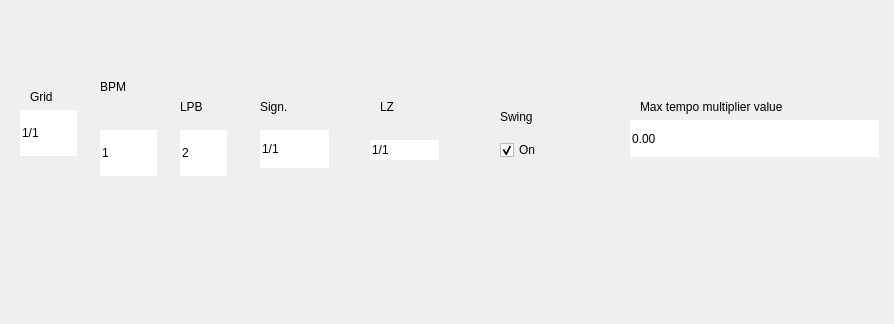
Old version of the form Qt/qt4_upperleft_widget.ui in the repository kmatheussen/radium.
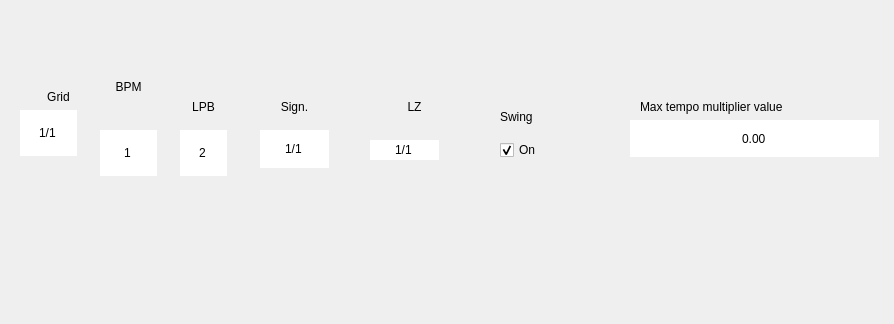
New version of the form. Custom widgets are drawn as their Qt base class.

Commit message: 1. Editor: Tweak vertical scroll bar position. 2. Editor: Middle-align text of labels and input widgets in the upper left part

The edit to the form file:
```diff
--- a/Qt/qt4_upperleft_widget.ui
+++ b/Qt/qt4_upperleft_widget.ui
@@ -40,6 +40,9 @@
    <property name="text">
     <string>Grid</string>
    </property>
+   <property name="alignment">
+    <set>Qt::AlignCenter</set>
+   </property>
   </widget>
   <widget class="GridQLineEdit" name="grid">
    <property name="geometry">
@@ -68,6 +71,9 @@
    <property name="frame">
     <bool>false</bool>
    </property>
+   <property name="alignment">
+    <set>Qt::AlignCenter</set>
+   </property>
   </widget>
   <widget class="QLabel" name="bpm_label">
    <property name="geometry">
@@ -81,6 +87,9 @@
    <property name="text">
     <string>BPM</string>
    </property>
+   <property name="alignment">
+    <set>Qt::AlignCenter</set>
+   </property>
   </widget>
   <widget class="QSpinBox" name="bpm">
    <property name="geometry">
@@ -103,6 +112,9 @@
    <property name="frame">
     <bool>false</bool>
    </property>
+   <property name="alignment">
+    <set>Qt::AlignCenter</set>
+   </property>
    <property name="buttonSymbols">
     <enum>QAbstractSpinBox::NoButtons</enum>
    </property>
@@ -125,6 +137,9 @@
    <property name="text">
     <string>LPB</string>
    </property>
+   <property name="alignment">
+    <set>Qt::AlignCenter</set>
+   </property>
   </widget>
   <widget class="QSpinBox" name="lpb">
    <property name="geometry">
@@ -147,6 +162,9 @@
    <property name="frame">
     <bool>false</bool>
    </property>
+   <property name="alignment">
+    <set>Qt::AlignCenter</set>
+   </property>
    <property name="buttonSymbols">
     <enum>QAbstractSpinBox::NoButtons</enum>
    </property>
@@ -169,6 +187,9 @@
    <property name="text">
     <string>Sign.</string>
    </property>
+   <property name="alignment">
+    <set>Qt::AlignCenter</set>
+   </property>
   </widget>
   <widget class="SignatureQLineEdit" name="signature">
    <property name="geometry">
@@ -197,6 +218,9 @@
    <property name="frame">
     <bool>false</bool>
    </property>
+   <property name="alignment">
+    <set>Qt::AlignCenter</set>
+   </property>
   </widget>
   <widget class="QLabel" name="lz_label">
    <property name="geometry">
@@ -219,6 +243,9 @@
    <property name="text">
     <string>LZ</string>
    </property>
+   <property name="alignment">
+    <set>Qt::AlignCenter</set>
+   </property>
   </widget>
   <widget class="LZQLineEdit" name="lz">
    <property name="geometry">
@@ -247,6 +274,9 @@
    <property name="frame">
     <bool>false</bool>
    </property>
+   <property name="alignment">
+    <set>Qt::AlignCenter</set>
+   </property>
   </widget>
   <widget class="QLabel" name="swing_label">
    <property name="geometry">
@@ -317,6 +347,9 @@
    <property name="frame">
     <bool>false</bool>
    </property>
+   <property name="alignment">
+    <set>Qt::AlignCenter</set>
+   </property>
    <property name="buttonSymbols">
     <enum>QAbstractSpinBox::NoButtons</enum>
    </property>
```
The commit also changes 3 other files.
